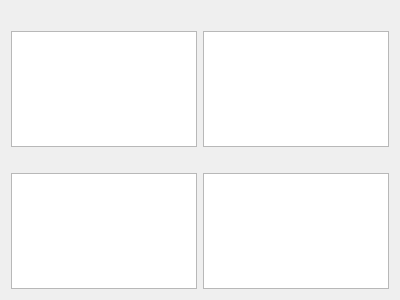
Before: the Qt Designer form dialog.ui in Anna-Sent/networkplanning, drawn with Qt 5.
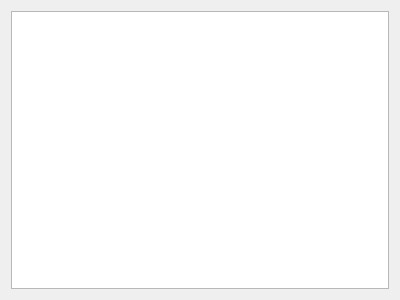
After: the same form once the commit is applied.

Commit message: text browser add

The edit to the form file:
```diff
--- a/dialog.ui
+++ b/dialog.ui
@@ -14,44 +14,7 @@
    <string>Расчет сетевого графика</string>
   </property>
   <layout class="QGridLayout" name="gridLayout">
-   <item row="1" column="0">
-    <widget class="QTableView" name="tableView1"/>
-   </item>
-   <item row="3" column="0">
-    <widget class="QTableView" name="tableView3"/>
-   </item>
-   <item row="1" column="1">
-    <widget class="QTableView" name="tableView2"/>
-   </item>
-   <item row="2" column="0">
-    <widget class="QLabel" name="label3">
-     <property name="text">
-      <string/>
-     </property>
-    </widget>
-   </item>
    <item row="0" column="0">
-    <widget class="QLabel" name="label1">
-     <property name="text">
-      <string/>
-     </property>
-    </widget>
-   </item>
-   <item row="0" column="1">
-    <widget class="QLabel" name="label2">
-     <property name="text">
-      <string/>
-     </property>
-    </widget>
-   </item>
-   <item row="2" column="1">
-    <widget class="QLabel" name="label">
-     <property name="text">
-      <string/>
-     </property>
-    </widget>
-   </item>
-   <item row="3" column="1">
     <widget class="QTextBrowser" name="textBrowser"/>
    </item>
   </layout>
```
The commit also changes 2 other files.
